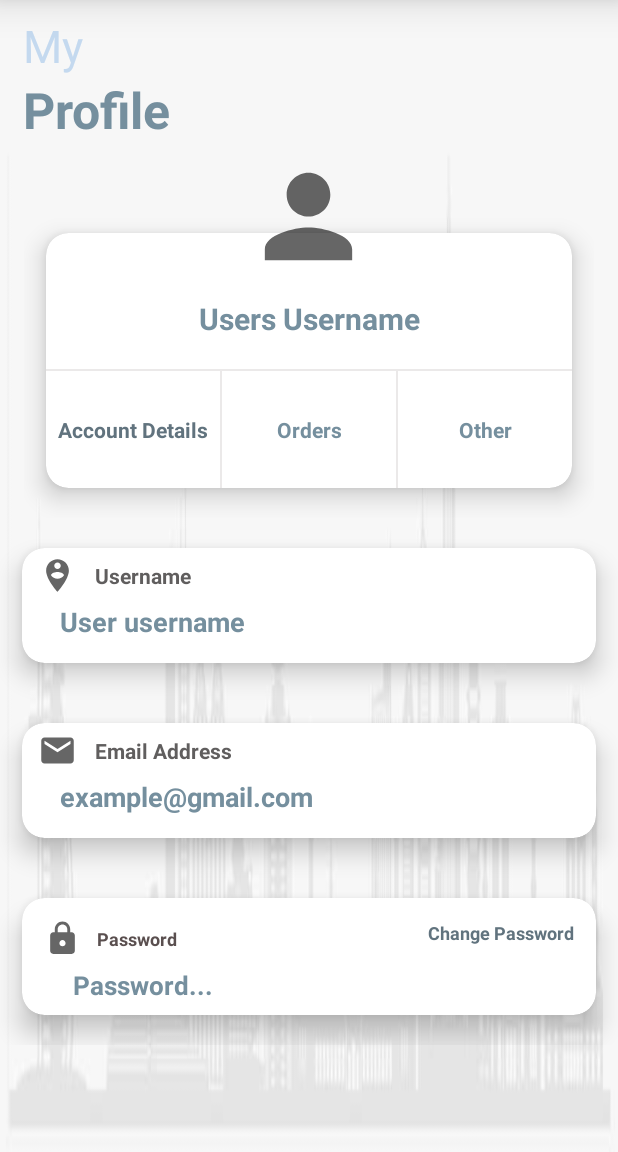
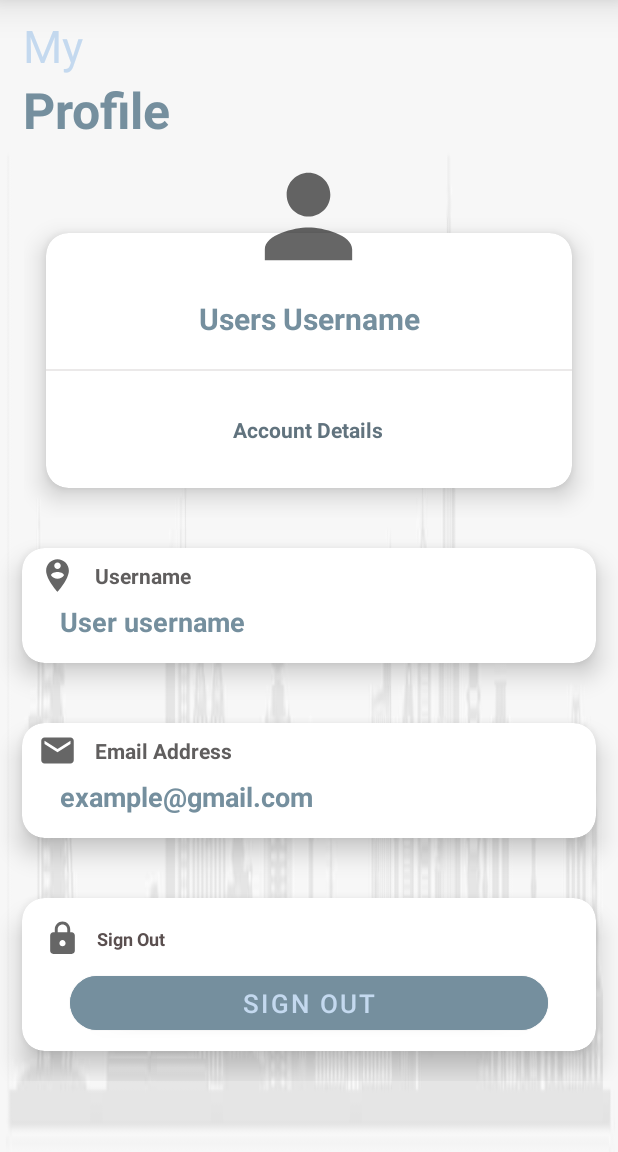
Before and after one commit to fatimahbadin/DevelopmentProject, an Android app: the ProfileFragment screen opened through its navigation route, on a phone screen of 412 x 824 dp, the part 84-1236 px from its top. Run offline under Robolectric (Android 15) with nearby library versions, the phone set to English and light mode, and no system bars; our stand-ins replace navigation-ui; 6 statements that could not run were skipped.

Commit message:
front end + adjustments to the code

```diff
--- a/Easy2Book/app/src/main/java/com/example/easy2book/Model/DataBaseHelper.kt
+++ b/Easy2Book/app/src/main/java/com/example/easy2book/Model/DataBaseHelper.kt
@@ -141,7 +141,7 @@ class DataBaseHelper(context: Context) : SQLiteOpenHelper(context,DataBaseName,n
             db?.execSQL(sqlCreateStatement)
 
 
-            sqlCreateStatement = "CREATE TABLE " + MuseumTableName + " ( " +
+            sqlCreateStatement = "CREATE TABLE " + UserLoggedTableName + " ( " +
                     UserLoggedColumn_ID + " INTEGER PRIMARY KEY AUTOINCREMENT, " +
                     UserLoggedColumn_Username + " TEXT NOT NULL, " +
                     UserLoggedColumn_Password + " TEXT NOT NULL, " +
@@ -167,7 +167,7 @@ class DataBaseHelper(context: Context) : SQLiteOpenHelper(context,DataBaseName,n
             db?.execSQL(sqlCreateStatement)
 
 
-            sqlCreateStatement = "CREATE TABLE " + CinemaTableName + " ( " +
+            sqlCreateStatement = "CREATE TABLE " + MuseumTableName + " ( " +
                     MuseumColumn_ID + " INTEGER PRIMARY KEY AUTOINCREMENT, " +
                     MuseumColumn_VisitTime1 + " TEXT NOT NULL, " +
                     MuseumColumn_VisitTime2 + " TEXT NOT NULL, " +
--- a/Easy2Book/app/src/main/java/com/example/easy2book/Nav/ProfileFragment.kt
+++ b/Easy2Book/app/src/main/java/com/example/easy2book/Nav/ProfileFragment.kt
@@ -1,11 +1,13 @@
 package com.example.easy2book.Nav
 
+import android.app.AlertDialog
 import android.content.Intent
 import android.os.Bundle
 import androidx.fragment.app.Fragment
 import android.view.LayoutInflater
 import android.view.View
 import android.view.ViewGroup
+import android.widget.Button
 import android.widget.TextView
 import android.widget.Toast
 import com.example.easy2book.Activity.Cinema
@@ -37,11 +39,22 @@ class ProfileFragment : Fragment() {
         var txtEmail = view.findViewById<TextView>(R.id.txtProfileEmail)
         txtEmail.text = dbHelper.getAllLoggedUsers().last().Email
 
-        var txtChangePass = view.findViewById<TextView>(R.id.txtChangePass)
-        txtChangePass.setOnClickListener {
-            Toast.makeText(context, "Please Sign Up Again", Toast.LENGTH_SHORT).show()
-            startActivity(Intent(context, MainActivity::class.java))
+        val btnSignOut = view.findViewById<Button>(R.id.btnSignOut)
+        btnSignOut.setOnClickListener {
+            val builder: AlertDialog.Builder = AlertDialog.Builder(requireContext())
+            builder.setTitle("Are you sure you want to Sign Out?")
+
+            builder.setPositiveButton("Yes") { dialog, which ->
+                startActivity(Intent(context, MainActivity::class.java))
+            }
+
+            builder.setNegativeButton("No") { dialog, whihc ->
+                dialog.cancel()
+            }
+
+            builder.show()
         }
+
     }
 
 }
--- a/Easy2Book/app/src/main/res/layout/activity_bus.xml
+++ b/Easy2Book/app/src/main/res/layout/activity_bus.xml
@@ -187,6 +187,7 @@
 
                 <EditText
                     android:id="@+id/etxtDateBus"
+                    android:hint="DD/MM/YYYY"
                     android:layout_width="150dp"
                     android:layout_height="50dp"
                     android:ems="10"
--- a/Easy2Book/app/src/main/res/layout/activity_cinema.xml
+++ b/Easy2Book/app/src/main/res/layout/activity_cinema.xml
@@ -149,6 +149,7 @@
 
                 <EditText
                     android:id="@+id/etxtDateCinema"
+                    android:hint="DD/MM/YYYY"
                     android:layout_width="150dp"
                     android:layout_height="50dp"
                     android:ems="10"
--- a/Easy2Book/app/src/main/res/layout/activity_museum.xml
+++ b/Easy2Book/app/src/main/res/layout/activity_museum.xml
@@ -149,6 +149,7 @@
 
                 <EditText
                     android:id="@+id/etxtDateMuseum"
+                    android:hint="DD/MM/YYYY"
                     android:layout_width="150dp"
                     android:layout_height="50dp"
                     android:ems="10"
--- a/Easy2Book/app/src/main/res/layout/activity_train.xml
+++ b/Easy2Book/app/src/main/res/layout/activity_train.xml
@@ -181,6 +181,7 @@
 
                 <EditText
                     android:id="@+id/etxtDateTrain"
+                    android:hint="DD/MM/YYYY"
                     android:layout_width="150dp"
                     android:layout_height="50dp"
                     android:ems="10"
--- a/Easy2Book/app/src/main/res/layout/item_add.xml
+++ b/Easy2Book/app/src/main/res/layout/item_add.xml
@@ -35,7 +35,7 @@
                     android:layout_height="35dp" />
 
                 <TextView
-                    android:text="Password"
+                    android:text="Sign Out"
                     android:textSize="12sp"
                     android:layout_margin="5dp"
                     android:textStyle="bold|normal"
@@ -50,20 +50,7 @@
                 android:gravity="center"
                 android:layout_alignParentEnd="true"
                 android:layout_width="wrap_content"
-                android:layout_height="wrap_content" >
-
-                <TextView
-                    android:id="@+id/txtChangePass"
-                    android:text="Change Password"
-                    android:textSize="12sp"
-                    android:layout_margin="5dp"
-                    android:textStyle="bold|normal"
-                    android:textColor="@color/darkerColour"
-                    android:layout_width="wrap_content"
-                    android:layout_height="wrap_content" />
-
-
-            </LinearLayout>
+                android:layout_height="wrap_content" />
 
         </RelativeLayout>
 
@@ -79,14 +66,20 @@
                 android:layout_width="match_parent"
                 android:layout_height="wrap_content" >
 
-                <TextView
-                    android:text="Password..."
+                <Button
+                    android:id="@+id/btnSignOut"
+                    android:text="Sign Out"
                     android:textSize="17sp"
-                    android:textColor="@color/btnColour"
-                    android:textStyle="bold"
+                    android:textAllCaps="true"
+                    android:elevation="15dp"
                     android:gravity="center"
-                    android:layout_marginStart="25dp"
-                    android:layout_width="wrap_content"
+                    android:layout_marginStart="24dp"
+                    android:layout_marginEnd="24dp"
+                    android:textColor="@color/textColor"
+                    android:layout_gravity="center"
+                    app:shapeAppearanceOverlay="@style/Button5"
+                    android:backgroundTint="@color/btnColour"
+                    android:layout_width="match_parent"
                     android:layout_height="wrap_content" />
 
             </LinearLayout>
--- a/Easy2Book/app/src/main/res/layout/item_image.xml
+++ b/Easy2Book/app/src/main/res/layout/item_image.xml
@@ -61,36 +61,6 @@
                         android:textSize="14sp"
                         android:textStyle="bold" />
 
-                    <View
-                        android:layout_width="1dp"
-                        android:layout_height="match_parent"
-                        android:background="#79D6D1D1" />
-
-                    <TextView
-                        android:layout_width="0dp"
-                        android:layout_height="wrap_content"
-                        android:layout_weight="1"
-                        android:gravity="center"
-                        android:text="Orders"
-                        android:textColor="@color/btnColour"
-                        android:textSize="14sp"
-                        android:textStyle="bold" />
-
-                    <View
-                        android:layout_width="1dp"
-                        android:layout_height="match_parent"
-                        android:background="#79D6D1D1" />
-
-                    <TextView
-                        android:layout_width="0dp"
-                        android:layout_height="wrap_content"
-                        android:layout_weight="1"
-                        android:gravity="center"
-                        android:text="Other"
-                        android:textColor="@color/btnColour"
-                        android:textSize="14sp"
-                        android:textStyle="bold" />
-
                 </LinearLayout>
 
             </LinearLayout>
```
Also changed, not shown: Easy2Book/app/src/main/java/com/example/easy2book/MainActivity.kt (+0 -33 lines).
